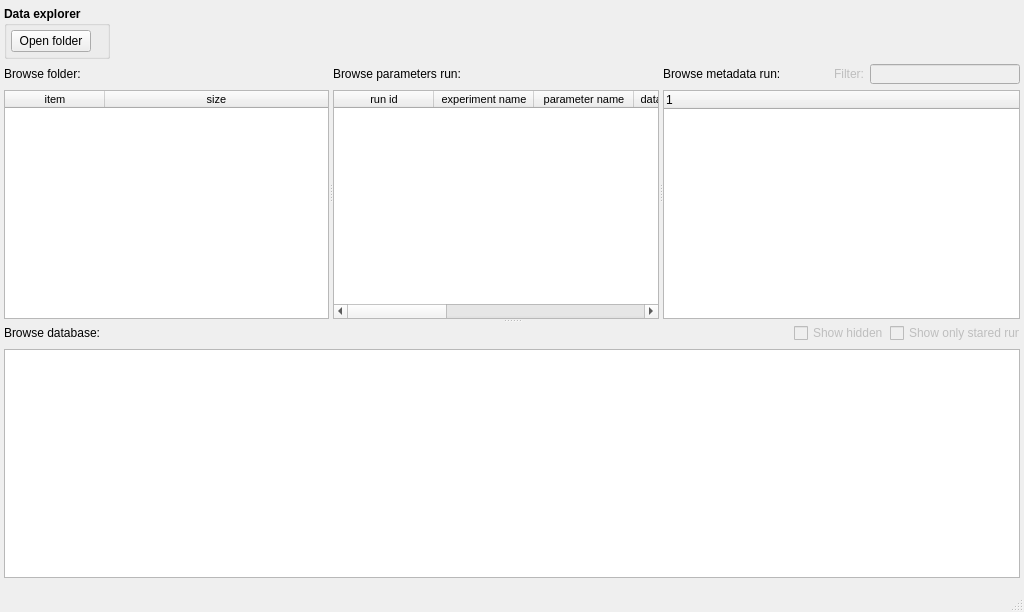
Above: pyplotter/ui/mainWindow.ui from pyplotter/pyplotter before the change. Below: the same form after it.
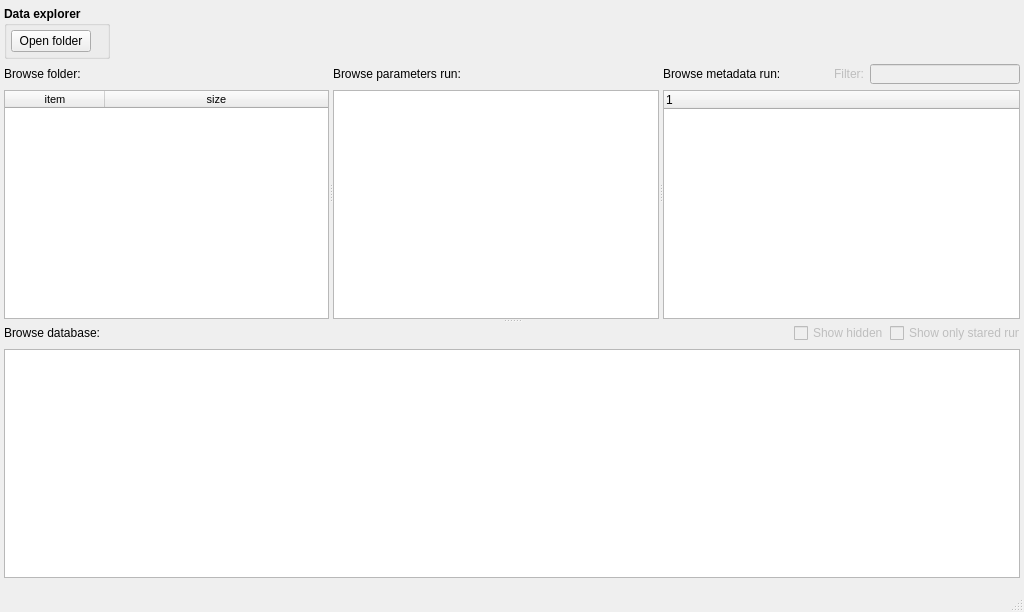
That is the form after the change. Custom widgets are drawn as their Qt base class.

Commit message: Display shape in tableWidgetParameter

What changed in the file:
```diff
--- a/pyplotter/ui/mainWindow.ui
+++ b/pyplotter/ui/mainWindow.ui
@@ -307,51 +307,6 @@
            <attribute name="verticalHeaderVisible">
             <bool>false</bool>
            </attribute>
-           <column>
-            <property name="text">
-             <string>run id</string>
-            </property>
-           </column>
-           <column>
-            <property name="text">
-             <string>experiment name</string>
-            </property>
-           </column>
-           <column>
-            <property name="text">
-             <string>parameter name</string>
-            </property>
-           </column>
-           <column>
-            <property name="text">
-             <string>databaseAbsPath</string>
-            </property>
-           </column>
-           <column>
-            <property name="text">
-             <string>dataType</string>
-            </property>
-           </column>
-           <column>
-            <property name="text">
-             <string>plotted</string>
-            </property>
-           </column>
-           <column>
-            <property name="text">
-             <string>axis</string>
-            </property>
-           </column>
-           <column>
-            <property name="text">
-             <string>unit</string>
-            </property>
-           </column>
-           <column>
-            <property name="text">
-             <string>swept parameters</string>
-            </property>
-           </column>
           </widget>
          </item>
         </layout>
```
The commit also changes 8 other files.
